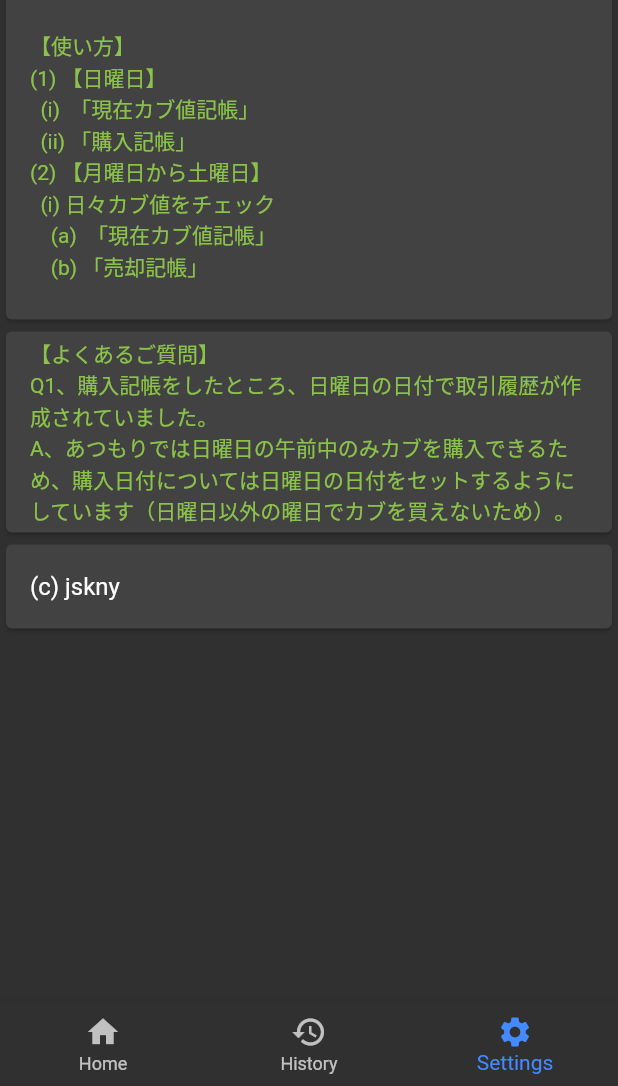
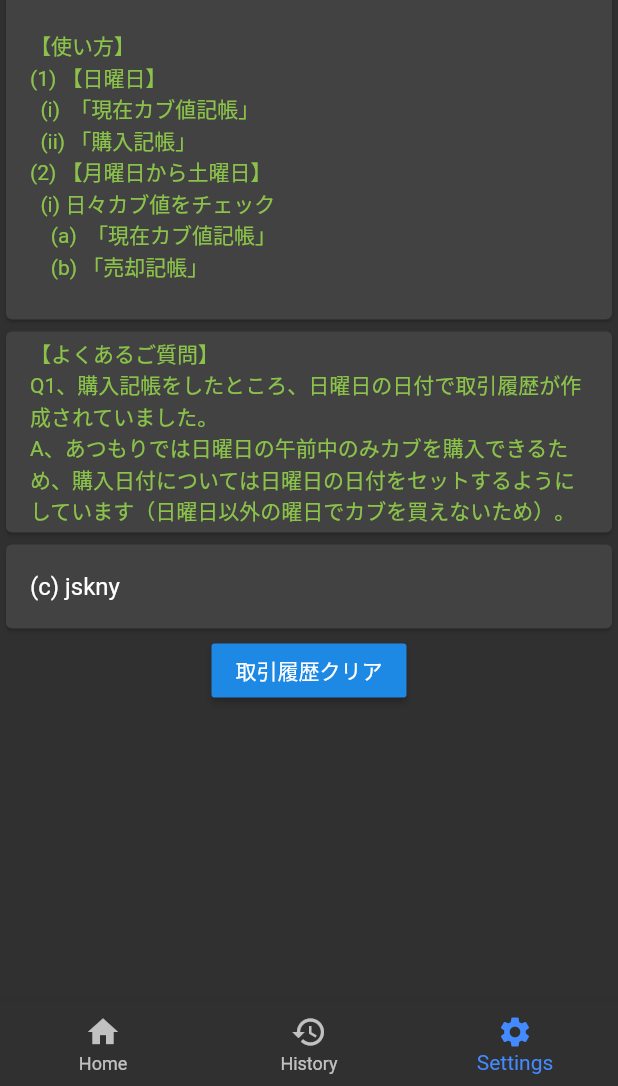
Before and after one commit to jskny/atumori-stock-manager, a Flutter app: the screen it shows after launch, swiped to page 3, on a phone screen of 412 x 824 dp, the part 150-1236 px from its top. Run offline on Flutter 3.47's test engine with Material 2 defaults, Android fonts, the phone set to English and light mode, and no system bars; our stand-ins replace fluttertoast, sqflite; missing offline and left inert: dart:ffi; accounts and stored records are empty.

Commit message:
取引履歴の初期化機能と、設定ページの分離

```diff
--- a/lib/main.dart
+++ b/lib/main.dart
@@ -2,6 +2,9 @@ import 'package:flutter/material.dart';
 
 import 'homepage.dart';
 import "historypage.dart";
+import 'settings.dart';
+
+import 'common.dart';
 
 // 【参考文献】
 // 認証関連
@@ -52,6 +55,10 @@ class _MyHomePageState extends State<MyHomePage> {
 	void initState() {
 		super.initState();
 
+		// DB等から取引記録に値セット
+		connectDatabase();
+		loadDatabase();
+
 		_pageController = new PageController();
 
 		// ホーム画面
@@ -59,7 +66,7 @@ class _MyHomePageState extends State<MyHomePage> {
 		// 取引履歴画面
 		_pageWidgets[1] = new PageWidgetOfHistory();
 		// セッティング画面
-		_pageWidgets[2] = _createSettingsPage();
+		_pageWidgets[2] = new PageWidgetOfSettings();
 	}
 
 	@override
@@ -127,71 +134,4 @@ class _MyHomePageState extends State<MyHomePage> {
 			this._currentIndex = index;
 		});
 	}
-
-	// 設定ページ
-	Container _createSettingsPage() {
-		return (new Container(
-			child: ListView(
-				children: <Widget>[
-					Column(
-						children: <Widget>[
-							Card(
-								child: Column(
-									children: [
-										ListTile(
-											title: Text(
-												"カブ価メモ君",
-												style: new TextStyle(
-													color: Colors.white,
-													fontSize: 16.0
-												)
-											)
-										),
-										ListTile(
-											title: Text(
-												"【使い方】\n"
-												"(1) 【日曜日】\n"
-												"  (i)  「現在カブ値記帳」\n"
-												"  (ii) 「購入記帳」\n"
-												"(2) 【月曜日から土曜日】\n"
-												"  (i) 日々カブ値をチェック\n"
-												"    (a)  「現在カブ値記帳」\n"
-												"    (b) 「売却記帳」\n",
-												style: new TextStyle(
-													color: Colors.lightGreen,
-													fontSize: 14.0
-												)
-											)
-										),
-									]
-								)
-							),
-
-							Card(
-								child: ListTile(
-									title: Text(
-										"【よくあるご質問】\n"
-										"Q1、購入記帳をしたところ、日曜日の日付で取引履歴が作成されていました。\n"
-										"A、あつもりでは日曜日の午前中のみカブを購入できるため、"
-										"購入日付については日曜日の日付をセットするようにしています（日曜日以外の曜日でカブを買えないため）。",
-										style: new TextStyle(
-											color: Colors.lightGreen,
-											fontSize: 14.0
-										)
-									),
-								)
-							),
-
-							Card(
-								child: ListTile(
-									title: Text("(c) jskny")
-								)
-							)
-						]
-					),
-				]
-			)
-		));
-	}
-
 }
--- /dev/null
+++ b/lib/settings.dart
@@ -0,0 +1,147 @@
+/*
+ * あつもり
+ * カブ価メモ君
+ *
+ * 設定等画面
+ *
+ * 2020/07/23
+ * jskny
+ */
+
+import 'package:flutter/material.dart';
+import 'package:fluttertoast/fluttertoast.dart';
+
+import "common.dart";
+
+
+class _InheritedWidgetForPageOfSettings extends InheritedWidget {
+	_InheritedWidgetForPageOfSettings({
+	Key key,
+	@required Widget child,
+	@required this.data,
+	}) : super(key: key, child: child);
+
+	final PageWidgetOfSettings data;
+
+	@override
+	bool updateShouldNotify(_InheritedWidgetForPageOfSettings oldWidget) {
+		return true;
+	}
+}
+
+
+class PageWidgetOfSettings extends StatefulWidget {
+	PageWidgetOfSettings({
+		Key key,
+		this.child,
+	}) : super(key: key);
+
+	final Widget child;
+
+	@override
+	PageWidgetOfSettingsState createState() => PageWidgetOfSettingsState();
+
+	static PageWidgetOfSettings of(BuildContext context, {bool rebuild = true}) {
+		if (rebuild) {
+			return (context.dependOnInheritedWidgetOfExactType<_InheritedWidgetForPageOfSettings>().data);
+		}
+
+		return (context.findAncestorWidgetOfExactType<_InheritedWidgetForPageOfSettings>().data);
+	}
+}
+
+
+class PageWidgetOfSettingsState extends State<PageWidgetOfSettings> {
+	@override
+	void initState() {
+		super.initState();
+
+		calcStockValues();
+	}
+
+	@override
+	Widget build(BuildContext context) {
+		return (_createSettingsPage(context));
+	}
+
+
+	// 設定ページ
+	Container _createSettingsPage(BuildContext context) {
+		return (new Container(
+			child: ListView(
+				children: <Widget>[
+					Column(
+						children: <Widget>[
+							Card(
+								child: Column(
+									children: [
+										ListTile(
+											title: Text(
+												"カブ価メモ君",
+												style: new TextStyle(
+													color: Colors.white,
+													fontSize: 16.0
+												)
+											)
+										),
+										ListTile(
+											title: Text(
+												"【使い方】\n"
+												"(1) 【日曜日】\n"
+												"  (i)  「現在カブ値記帳」\n"
+												"  (ii) 「購入記帳」\n"
+												"(2) 【月曜日から土曜日】\n"
+												"  (i) 日々カブ値をチェック\n"
+												"    (a)  「現在カブ値記帳」\n"
+												"    (b) 「売却記帳」\n",
+												style: new TextStyle(
+													color: Colors.lightGreen,
+													fontSize: 14.0
+												)
+											)
+										),
+									]
+								)
+							),
+
+							Card(
+								child: ListTile(
+									title: Text(
+										"【よくあるご質問】\n"
+										"Q1、購入記帳をしたところ、日曜日の日付で取引履歴が作成されていました。\n"
+										"A、あつもりでは日曜日の午前中のみカブを購入できるため、"
+										"購入日付については日曜日の日付をセットするようにしています（日曜日以外の曜日でカブを買えないため）。",
+										style: new TextStyle(
+											color: Colors.lightGreen,
+											fontSize: 14.0
+										)
+									),
+								)
+							),
+
+							Card(
+								child: ListTile(
+									title: Text("(c) jskny")
+								)
+							),
+
+							Center(
+								child: RaisedButton(
+									onPressed: (){
+										setState(() {
+											tradeInfo.clear();
+											delAllDatabase();
+											Fluttertoast.showToast(msg: "初期化しました");
+										});
+									},
+
+									child: const Text('取引履歴クリア')
+								),
+							)
+						]
+					),
+				]
+			)
+		));
+	}
+}
--- a/pubspec.yaml
+++ b/pubspec.yaml
@@ -46,6 +46,8 @@ dev_dependencies:
     sdk: flutter
 
 
+# https://qiita.com/k-nasa/items/33426af4d396b581c101
+# flutter pub pub run flutter_launcher_icons:main
 flutter_icons:
   android: true
   ios: true
```
Also changed, not shown: lib/common.dart (+25 -0 lines).
